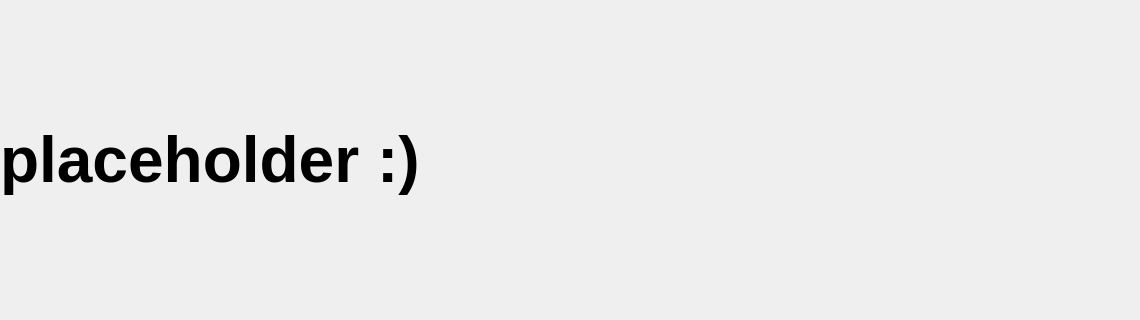
Old version of the form qt/app/mainwindow.ui in the repository kboniadi/Lets_Play_Football; both pictures show x 0 to 1140 and y 277 to 597 of the 1450 by 820 pixel window.
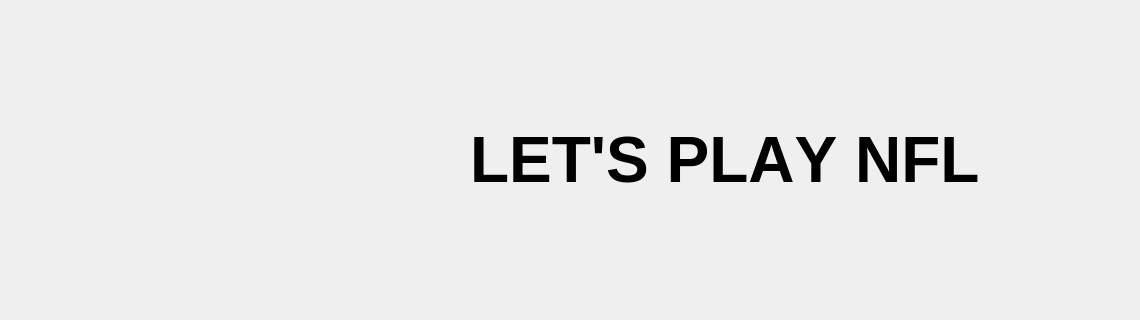
New version of the form.

```diff
--- a/qt/app/mainwindow.ui
+++ b/qt/app/mainwindow.ui
@@ -196,7 +196,7 @@
         <property name="spacing">
          <number>0</number>
         </property>
-        <item row="2" column="0" colspan="2">
+        <item row="2" column="0" colspan="2" alignment="Qt::AlignHCenter">
          <widget class="QLabel" name="label_home_splash">
           <property name="sizePolicy">
            <sizepolicy hsizetype="Fixed" vsizetype="Fixed">
@@ -216,7 +216,7 @@
            </font>
           </property>
           <property name="text">
-           <string>placeholder :)</string>
+           <string>LET'S PLAY NFL</string>
           </property>
          </widget>
         </item>
```
